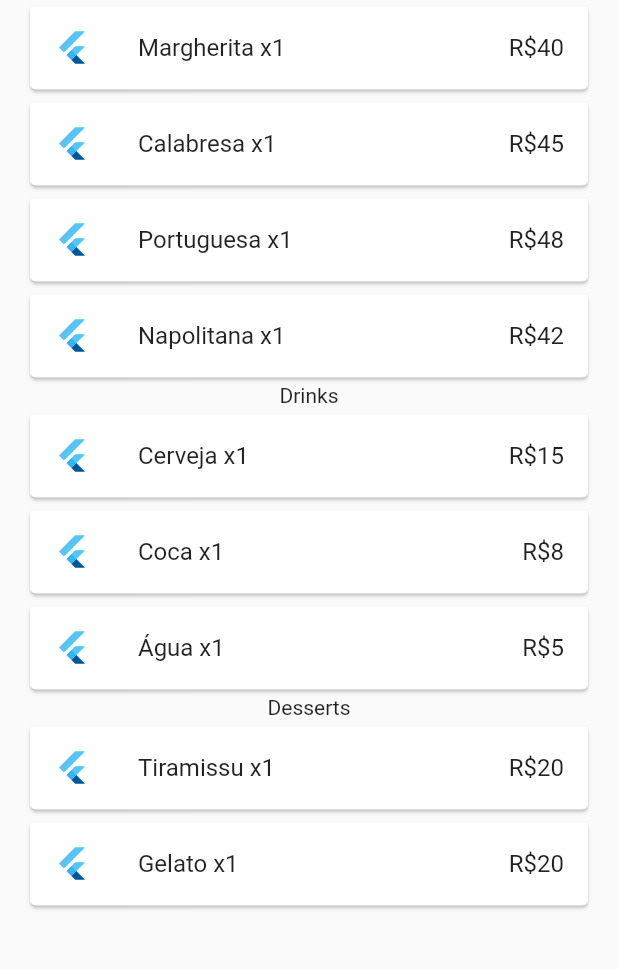
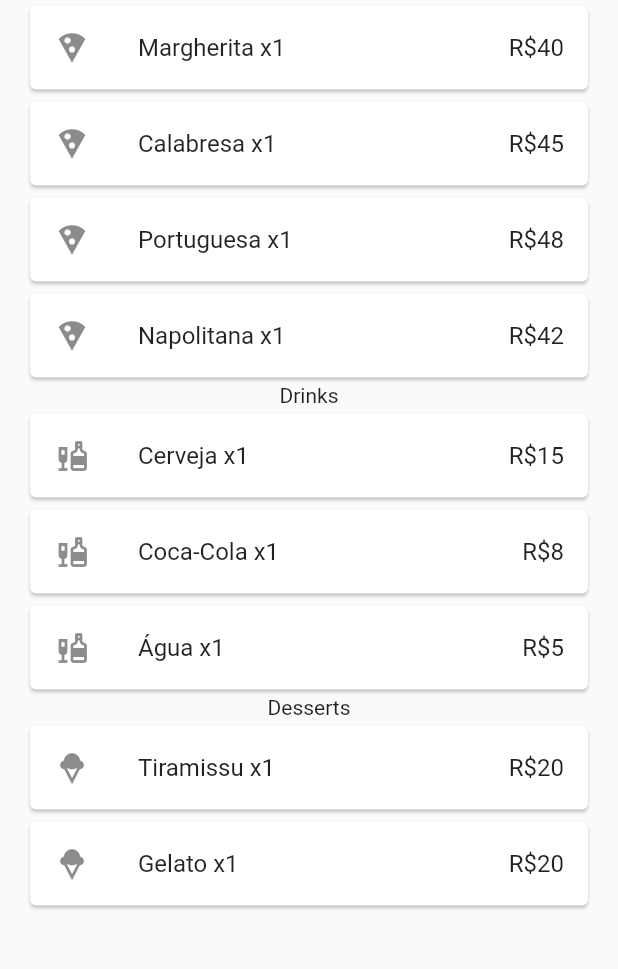
Before and after one commit to luizgdona/josepizzas, a Flutter app: the OrderPage screen opened directly, on a phone screen of 412 x 824 dp, the part 86-1055 px from its top. Run offline on Flutter 3.47's test engine with Material 2 defaults, Android fonts, the phone set to English and light mode, and no system bars.

Commit message:
fix icons menu

```diff
--- a/josepizzas/lib/src/models/order_menus.dart
+++ b/josepizzas/lib/src/models/order_menus.dart
@@ -22,7 +22,7 @@ class DrinksModel {
 
   static List<DrinksModel> data = [
     DrinksModel(drink: 'Cerveja', qnt: 1, price: 15),
-    DrinksModel(drink: 'Coca', qnt: 1, price: 8),
+    DrinksModel(drink: 'Coca-Cola', qnt: 1, price: 8),
     DrinksModel(drink: 'Água', qnt: 1, price: 5),
   ];
 }
--- a/josepizzas/lib/src/views/order_page.dart
+++ b/josepizzas/lib/src/views/order_page.dart
@@ -30,6 +30,7 @@ class _OrderPageState extends State<OrderPage> {
                   addTap: null,
                   orderText: '${data.pizza} x${data.qnt}',
                   priceText: 'R\$${data.price}',
+                  myIcon: const Icon(Icons.local_pizza),
                 );
               }),
             ),
@@ -45,6 +46,7 @@ class _OrderPageState extends State<OrderPage> {
                   addTap: null,
                   orderText: '${data.drink} x${data.qnt}',
                   priceText: 'R\$${data.price}',
+                  myIcon: const Icon(Icons.liquor),
                 );
               }),
             ),
@@ -60,6 +62,7 @@ class _OrderPageState extends State<OrderPage> {
                   addTap: null,
                   orderText: '${data.desserts} x${data.qnt}',
                   priceText: 'R\$${data.price}',
+                  myIcon: const Icon(Icons.icecream),
                 );
               }),
             ),
--- a/josepizzas/lib/src/widgets/order_card.dart
+++ b/josepizzas/lib/src/widgets/order_card.dart
@@ -6,17 +6,19 @@ class OrderCard extends StatelessWidget {
     required this.orderText,
     required this.priceText,
     required this.addTap,
+    required this.myIcon,
   }) : super(key: key);
 
   String orderText;
   String priceText;
+  dynamic myIcon;
   dynamic addTap;
 
   @override
   Widget build(BuildContext context) {
     return Card(
       child: ListTile(
-        leading: const FlutterLogo(),
+        leading: myIcon,
         title: Row(
           mainAxisAlignment: MainAxisAlignment.spaceBetween,
           children: [
--- a/josepizzas/lib/src/widgets/table_list.dart
+++ b/josepizzas/lib/src/widgets/table_list.dart
@@ -19,7 +19,7 @@ class TableCard extends StatelessWidget {
     return Card(
       color: cardColor,
       child: ListTile(
-        trailing: const FlutterLogo(),
+        trailing: const Icon(Icons.table_bar),
         title: Text(mesaText),
         onTap: tapTap,
         onLongPress: longRoute,
```
